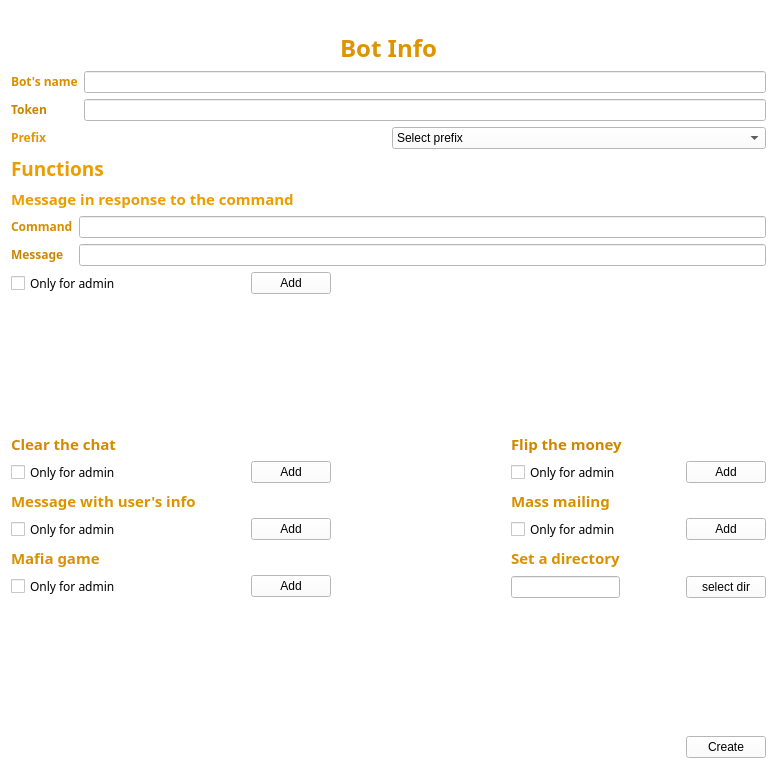
ultraxion2000/Bot_creator-1, file Bot/create_bot_window.ui: the form before one commit.
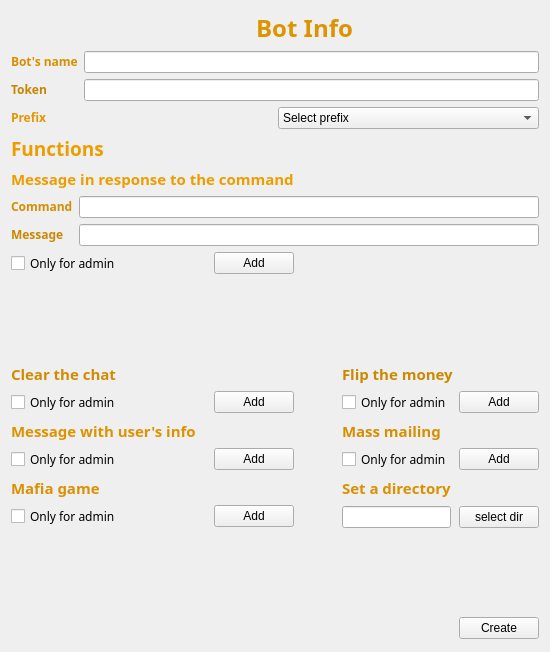
The form after the commit. Icons and pictures are not drawn.

Diff of the .ui file:
```diff
--- a/Bot/create_bot_window.ui
+++ b/Bot/create_bot_window.ui
@@ -6,8 +6,8 @@
    <rect>
     <x>0</x>
     <y>0</y>
-    <width>777</width>
-    <height>771</height>
+    <width>550</width>
+    <height>652</height>
    </rect>
   </property>
   <property name="acceptDrops">
@@ -16,77 +16,149 @@
   <property name="windowTitle">
    <string>Form</string>
   </property>
+  <property name="autoFillBackground">
+   <bool>false</bool>
+  </property>
   <property name="styleSheet">
-   <string notr="true">background-color:rgb(255, 255, 255)</string>
+   <string notr="true">border-image: url(:/resourec/img/depositphotos_111072456-stock-video-light-and-dark-tech-gears.jpg) 0 0 0 0 ;</string>
   </property>
   <layout class="QGridLayout" name="gridLayout_11">
-   <item row="0" column="0" colspan="5">
-    <layout class="QGridLayout" name="gridLayout_4">
-     <item row="4" column="0">
-      <widget class="QLabel" name="label_11">
-       <property name="font">
-        <font>
-         <family>Sitka Heading</family>
-         <pointsize>14</pointsize>
-         <weight>50</weight>
-         <bold>false</bold>
-        </font>
-       </property>
-       <property name="styleSheet">
-        <string notr="true"/>
-       </property>
-       <property name="text">
-        <string>&lt;html&gt;&lt;head/&gt;&lt;body&gt;&lt;p align=&quot;center&quot;&gt;&lt;span style=&quot; font-size:18pt; font-weight:600; color:#de9400;&quot;&gt;Bot Info&lt;/span&gt;&lt;/p&gt;&lt;/body&gt;&lt;/html&gt;</string>
-       </property>
-      </widget>
-     </item>
-     <item row="3" column="0">
-      <widget class="QLabel" name="label_15">
-       <property name="text">
-        <string/>
-       </property>
-       <property name="pixmap">
-        <pixmap>../../../Users/Александр/Desktop/sut.png</pixmap>
-       </property>
-      </widget>
-     </item>
-    </layout>
+   <item row="9" column="2">
+    <spacer name="horizontalSpacer_9">
+     <property name="orientation">
+      <enum>Qt::Horizontal</enum>
+     </property>
+     <property name="sizeHint" stdset="0">
+      <size>
+       <width>173</width>
+       <height>20</height>
+      </size>
+     </property>
+    </spacer>
    </item>
-   <item row="1" column="0" colspan="5">
-    <layout class="QGridLayout" name="gridLayout">
+   <item row="9" column="3" colspan="2">
+    <layout class="QGridLayout" name="gridLayout_5">
      <item row="0" column="0">
-      <widget class="QLabel" name="label_12">
+      <widget class="QLabel" name="label_6">
        <property name="font">
         <font>
-         <family>Sitka Text</family>
+         <family>Sitka Banner</family>
+         <pointsize>11</pointsize>
+         <weight>75</weight>
+         <bold>true</bold>
         </font>
        </property>
+       <property name="styleSheet">
+        <string notr="true">border-image:rgb(255, 255, 255)</string>
+       </property>
        <property name="text">
-        <string>&lt;html&gt;&lt;head/&gt;&lt;body&gt;&lt;p&gt;&lt;span style=&quot; font-weight:600; color:#d89000;&quot;&gt;Bot's name&lt;/span&gt;&lt;/p&gt;&lt;/body&gt;&lt;/html&gt;</string>
+        <string>&lt;html&gt;&lt;head/&gt;&lt;body&gt;&lt;p&gt;&lt;span style=&quot; color:#cc8800;&quot;&gt;Flip the money&lt;/span&gt;&lt;/p&gt;&lt;/body&gt;&lt;/html&gt;</string>
        </property>
       </widget>
      </item>
-     <item row="0" column="1">
-      <widget class="QLineEdit" name="BotsName"/>
-     </item>
-     <item row="1" column="1">
-      <widget class="QLineEdit" name="Token"/>
-     </item>
      <item row="1" column="0">
-      <widget class="QLabel" name="label_13">
+      <widget class="QCheckBox" name="checkBox_4">
        <property name="font">
         <font>
          <family>Sitka Text</family>
         </font>
        </property>
+       <property name="styleSheet">
+        <string notr="true">border-image:rgb(255, 255, 255)</string>
+       </property>
        <property name="text">
-        <string>&lt;html&gt;&lt;head/&gt;&lt;body&gt;&lt;p&gt;&lt;span style=&quot; font-weight:600; color:#c78500;&quot;&gt;Token&lt;/span&gt;&lt;/p&gt;&lt;/body&gt;&lt;/html&gt;</string>
+        <string>Only for admin</string>
+       </property>
+      </widget>
+     </item>
+     <item row="1" column="1">
+      <spacer name="horizontalSpacer_4">
+       <property name="orientation">
+        <enum>Qt::Horizontal</enum>
+       </property>
+       <property name="sizeHint" stdset="0">
+        <size>
+         <width>40</width>
+         <height>20</height>
+        </size>
+       </property>
+      </spacer>
+     </item>
+     <item row="1" column="2">
+      <widget class="QPushButton" name="AddFlip">
+       <property name="styleSheet">
+        <string notr="true">border-image:rgb(255, 255, 255)</string>
+       </property>
+       <property name="text">
+        <string>Add</string>
        </property>
       </widget>
      </item>
     </layout>
    </item>
-   <item row="2" column="0" colspan="5">
+   <item row="10" column="2">
+    <spacer name="horizontalSpacer_10">
+     <property name="orientation">
+      <enum>Qt::Horizontal</enum>
+     </property>
+     <property name="sizeHint" stdset="0">
+      <size>
+       <width>173</width>
+       <height>20</height>
+      </size>
+     </property>
+    </spacer>
+   </item>
+   <item row="4" column="0">
+    <widget class="QLabel" name="label">
+     <property name="font">
+      <font>
+       <family>Sitka Heading</family>
+       <pointsize>14</pointsize>
+       <weight>75</weight>
+       <bold>true</bold>
+      </font>
+     </property>
+     <property name="styleSheet">
+      <string notr="true">border-image:rgb(255, 255, 255)</string>
+     </property>
+     <property name="text">
+      <string>&lt;html&gt;&lt;head/&gt;&lt;body&gt;&lt;p&gt;&lt;span style=&quot; color:#ec9d00;&quot;&gt;Functions&lt;/span&gt;&lt;/p&gt;&lt;/body&gt;&lt;/html&gt;</string>
+     </property>
+    </widget>
+   </item>
+   <item row="8" column="1">
+    <spacer name="verticalSpacer">
+     <property name="orientation">
+      <enum>Qt::Vertical</enum>
+     </property>
+     <property name="sizeHint" stdset="0">
+      <size>
+       <width>20</width>
+       <height>40</height>
+      </size>
+     </property>
+    </spacer>
+   </item>
+   <item row="5" column="0" colspan="2">
+    <widget class="QLabel" name="label_2">
+     <property name="font">
+      <font>
+       <family>Sitka Banner</family>
+       <pointsize>11</pointsize>
+       <weight>75</weight>
+       <bold>true</bold>
+      </font>
+     </property>
+     <property name="styleSheet">
+      <string notr="true">border-image:rgb(255, 255, 255)</string>
+     </property>
+     <property name="text">
+      <string>&lt;html&gt;&lt;head/&gt;&lt;body&gt;&lt;p&gt;&lt;span style=&quot; color:#ec9d00;&quot;&gt;Message in response to the command&lt;/span&gt;&lt;/p&gt;&lt;/body&gt;&lt;/html&gt;</string>
+     </property>
+    </widget>
+   </item>
+   <item row="3" column="0" colspan="5">
     <layout class="QGridLayout" name="gridLayout_2">
      <item row="0" column="0">
       <widget class="QLabel" name="label_14">
@@ -105,6 +177,9 @@
      </item>
      <item row="0" column="1">
       <widget class="QComboBox" name="comboBox">
+       <property name="styleSheet">
+        <string notr="true">border-image:rgb(255, 255, 255)</string>
+       </property>
        <item>
         <property name="text">
          <string>Select prefix</string>
@@ -139,37 +214,218 @@
      </item>
     </layout>
    </item>
-   <item row="3" column="0">
-    <widget class="QLabel" name="label">
-     <property name="font">
-      <font>
-       <family>Sitka Heading</family>
-       <pointsize>14</pointsize>
-       <weight>75</weight>
-       <bold>true</bold>
-      </font>
+   <item row="11" column="2">
+    <spacer name="horizontalSpacer_11">
+     <property name="orientation">
+      <enum>Qt::Horizontal</enum>
      </property>
-     <property name="text">
-      <string>&lt;html&gt;&lt;head/&gt;&lt;body&gt;&lt;p&gt;&lt;span style=&quot; color:#ec9d00;&quot;&gt;Functions&lt;/span&gt;&lt;/p&gt;&lt;/body&gt;&lt;/html&gt;</string>
+     <property name="sizeHint" stdset="0">
+      <size>
+       <width>173</width>
+       <height>20</height>
+      </size>
      </property>
-    </widget>
+    </spacer>
    </item>
-   <item row="4" column="0" colspan="2">
-    <widget class="QLabel" name="label_2">
-     <property name="font">
-      <font>
-       <family>Sitka Banner</family>
-       <pointsize>11</pointsize>
-       <weight>75</weight>
-       <bold>true</bold>
-      </font>
+   <item row="13" column="4">
+    <widget class="QPushButton" name="CreateButton">
+     <property name="styleSheet">
+      <string notr="true">border-image:rgb(255, 255, 255)</string>
      </property>
      <property name="text">
-      <string>&lt;html&gt;&lt;head/&gt;&lt;body&gt;&lt;p&gt;&lt;span style=&quot; color:#ec9d00;&quot;&gt;Message in response to the command&lt;/span&gt;&lt;/p&gt;&lt;/body&gt;&lt;/html&gt;</string>
+      <string>Create</string>
      </property>
     </widget>
    </item>
-   <item row="5" column="0" colspan="5">
+   <item row="11" column="3" colspan="2">
+    <layout class="QGridLayout" name="gridLayout_10">
+     <item row="0" column="0">
+      <widget class="QLabel" name="label_10">
+       <property name="font">
+        <font>
+         <family>Sitka Banner</family>
+         <pointsize>11</pointsize>
+         <weight>75</weight>
+         <bold>true</bold>
+        </font>
+       </property>
+       <property name="styleSheet">
+        <string notr="true">border-image:rgb(255, 255, 255)</string>
+       </property>
+       <property name="text">
+        <string>&lt;html&gt;&lt;head/&gt;&lt;body&gt;&lt;p&gt;&lt;span style=&quot; color:#d99100;&quot;&gt;Set a directory&lt;/span&gt;&lt;/p&gt;&lt;/body&gt;&lt;/html&gt;</string>
+       </property>
+      </widget>
+     </item>
+     <item row="1" column="0">
+      <widget class="QLineEdit" name="dirLine">
+       <property name="styleSheet">
+        <string notr="true">border-image:rgb(255, 255, 255)</string>
+       </property>
+       <property name="readOnly">
+        <bool>true</bool>
+       </property>
+      </widget>
+     </item>
+     <item row="1" column="1">
+      <spacer name="horizontalSpacer_8">
+       <property name="orientation">
+        <enum>Qt::Horizontal</enum>
+       </property>
+       <property name="sizeHint" stdset="0">
+        <size>
+         <width>40</width>
+         <height>20</height>
+        </size>
+       </property>
+      </spacer>
+     </item>
+     <item row="1" column="2">
+      <widget class="QPushButton" name="pushButton">
+       <property name="styleSheet">
+        <string notr="true">border-image:rgb(255, 255, 255)</string>
+       </property>
+       <property name="text">
+        <string>select dir</string>
+       </property>
+      </widget>
+     </item>
+    </layout>
+   </item>
+   <item row="13" column="3">
+    <spacer name="horizontalSpacer">
+     <property name="orientation">
+      <enum>Qt::Horizontal</enum>
+     </property>
+     <property name="sizeHint" stdset="0">
+      <size>
+       <width>173</width>
+       <height>25</height>
+      </size>
+     </property>
+    </spacer>
+   </item>
+   <item row="9" column="0" colspan="2">
+    <layout class="QGridLayout" name="gridLayout_6">
+     <item row="0" column="0">
+      <widget class="QLabel" name="label_5">
+       <property name="font">
+        <font>
+         <family>Sitka Banner</family>
+         <pointsize>11</pointsize>
+         <weight>75</weight>
+         <bold>true</bold>
+        </font>
+       </property>
+       <property name="styleSheet">
+        <string notr="true">border-image:rgb(255, 255, 255)</string>
+       </property>
+       <property name="text">
+        <string>&lt;html&gt;&lt;head/&gt;&lt;body&gt;&lt;p&gt;&lt;span style=&quot; color:#d18b00;&quot;&gt;Clear the chat&lt;/span&gt;&lt;/p&gt;&lt;/body&gt;&lt;/html&gt;</string>
+       </property>
+      </widget>
+     </item>
+     <item row="1" column="0">
+      <widget class="QCheckBox" name="checkBox">
+       <property name="font">
+        <font>
+         <family>Sitka Text</family>
+        </font>
+       </property>
+       <property name="styleSheet">
+        <string notr="true">border-image:rgb(255, 255, 255)</string>
+       </property>
+       <property name="text">
+        <string>Only for admin</string>
+       </property>
+      </widget>
+     </item>
+     <item row="1" column="1">
+      <spacer name="horizontalSpacer_3">
+       <property name="orientation">
+        <enum>Qt::Horizontal</enum>
+       </property>
+       <property name="sizeHint" stdset="0">
+        <size>
+         <width>40</width>
+         <height>20</height>
+        </size>
+       </property>
+      </spacer>
+     </item>
+     <item row="1" column="2">
+      <widget class="QPushButton" name="AddClear">
+       <property name="styleSheet">
+        <string notr="true">border-image:rgb(255, 255, 255)</string>
+       </property>
+       <property name="text">
+        <string>Add</string>
+       </property>
+      </widget>
+     </item>
+    </layout>
+   </item>
+   <item row="10" column="3" colspan="2">
+    <layout class="QGridLayout" name="gridLayout_8">
+     <item row="0" column="0">
+      <widget class="QLabel" name="label_8">
+       <property name="font">
+        <font>
+         <family>Sitka Banner</family>
+         <pointsize>11</pointsize>
+         <weight>75</weight>
+         <bold>true</bold>
+        </font>
+       </property>
+       <property name="styleSheet">
+        <string notr="true">border-image:rgb(255, 255, 255)</string>
+       </property>
+       <property name="text">
+        <string>&lt;html&gt;&lt;head/&gt;&lt;body&gt;&lt;p&gt;&lt;span style=&quot; color:#d68f00;&quot;&gt;Mass mailing&lt;/span&gt;&lt;/p&gt;&lt;/body&gt;&lt;/html&gt;</string>
+       </property>
+      </widget>
+     </item>
+     <item row="1" column="0">
+      <widget class="QCheckBox" name="checkBox_2">
+       <property name="font">
+        <font>
+         <family>Sitka Text</family>
+        </font>
+       </property>
+       <property name="styleSheet">
+        <string notr="true">border-image:rgb(255, 255, 255)</string>
+       </property>
+       <property name="text">
+        <string>Only for admin</string>
+       </property>
+      </widget>
+     </item>
+     <item row="1" column="1">
+      <spacer name="horizontalSpacer_6">
+       <property name="orientation">
+        <enum>Qt::Horizontal</enum>
+       </property>
+       <property name="sizeHint" stdset="0">
+        <size>
+         <width>40</width>
+         <height>20</height>
+        </size>
+       </property>
+      </spacer>
+     </item>
+     <item row="1" column="2">
+      <widget class="QPushButton" name="AddMassMelling">
+       <property name="styleSheet">
+        <string notr="true">border-image:rgb(255, 255, 255)</string>
+       </property>
+       <property name="text">
+        <string>Add</string>
+       </property>
+      </widget>
+     </item>
+    </layout>
+   </item>
+   <item row="6" column="0" colspan="5">
     <layout class="QGridLayout" name="gridLayout_3">
      <item row="0" column="0">
       <widget class="QLabel" name="label_3">
@@ -178,13 +434,20 @@
          <family>Sitka Text</family>
         </font>
        </property>
+       <property name="styleSheet">
+        <string notr="true">border-image:rgb(255, 255, 255)</string>
+       </property>
        <property name="text">
         <string>&lt;html&gt;&lt;head/&gt;&lt;body&gt;&lt;p&gt;&lt;span style=&quot; font-weight:600; color:#d58e00;&quot;&gt;Command&lt;/span&gt;&lt;/p&gt;&lt;/body&gt;&lt;/html&gt;</string>
        </property>
       </widget>
      </item>
      <item row="0" column="1">
-      <widget class="QLineEdit" name="comadLine"/>
+      <widget class="QLineEdit" name="comadLine">
+       <property name="styleSheet">
+        <string notr="true">border-image:rgb(255, 255, 255)</string>
+       </property>
+      </widget>
      </item>
      <item row="1" column="0">
       <widget class="QLabel" name="label_4">
@@ -199,6 +462,9 @@
          <family>Sitka Text</family>
         </font>
        </property>
+       <property name="styleSheet">
+        <string notr="true">border-image:rgb(255, 255, 255)</string>
+       </property>
        <property name="text">
         <string>&lt;html&gt;&lt;head/&gt;&lt;body&gt;&lt;p&gt;&lt;span style=&quot; font-weight:600; color:#cb8700;&quot;&gt;Message&lt;/span&gt;&lt;/p&gt;&lt;/body&gt;&lt;/html&gt;</string>
        </property>
@@ -208,181 +474,69 @@
       </widget>
      </item>
      <item row="1" column="1">
-      <widget class="QLineEdit" name="messLine"/>
+      <widget class="QLineEdit" name="messLine">
+       <property name="styleSheet">
+        <string notr="true">border-image:rgb(255, 255, 255)</string>
+       </property>
+      </widget>
      </item>
     </layout>
    </item>
-   <item row="6" column="0" colspan="2">
-    <layout class="QHBoxLayout" name="horizontalLayout_4">
-     <item>
-      <widget class="QCheckBox" name="checkBox_5">
+   <item row="2" column="0" colspan="5">
+    <layout class="QGridLayout" name="gridLayout">
+     <item row="3" column="0">
+      <widget class="QLabel" name="label_13">
        <property name="font">
         <font>
          <family>Sitka Text</family>
         </font>
        </property>
        <property name="styleSheet">
-        <string notr="true"/>
+        <string notr="true">border-image:rgb(255, 255, 255)</string>
        </property>
        <property name="text">
-        <string>Only for admin</string>
+        <string>&lt;html&gt;&lt;head/&gt;&lt;body&gt;&lt;p&gt;&lt;span style=&quot; font-weight:600; color:#c78500;&quot;&gt;Token&lt;/span&gt;&lt;/p&gt;&lt;/body&gt;&lt;/html&gt;</string>
        </property>
       </widget>
      </item>
-     <item>
-      <spacer name="horizontalSpacer_2">
-       <property name="orientation">
-        <enum>Qt::Horizontal</enum>
-       </property>
-       <property name="sizeHint" stdset="0">
-        <size>
-         <width>40</width>
-         <height>20</height>
-        </size>
-       </property>
-      </spacer>
-     </item>
-     <item>
-      <widget class="QPushButton" name="AddMess">
-       <property name="text">
-        <string>Add</string>
-       </property>
-      </widget>
-     </item>
-    </layout>
-   </item>
-   <item row="7" column="1">
-    <spacer name="verticalSpacer">
-     <property name="orientation">
-      <enum>Qt::Vertical</enum>
-     </property>
-     <property name="sizeHint" stdset="0">
-      <size>
-       <width>20</width>
-       <height>40</height>
-      </size>
-     </property>
-    </spacer>
-   </item>
-   <item row="8" column="0" colspan="2">
-    <layout class="QGridLayout" name="gridLayout_6">
-     <item row="0" column="0">
-      <widget class="QLabel" name="label_5">
+     <item row="2" column="0">
+      <widget class="QLabel" name="label_12">
        <property name="font">
         <font>
-         <family>Sitka Banner</family>
-         <pointsize>11</pointsize>
-         <weight>75</weight>
-         <bold>true</bold>
-        </font>
-       </property>
-       <property name="text">
-        <string>&lt;html&gt;&lt;head/&gt;&lt;body&gt;&lt;p&gt;&lt;span style=&quot; color:#d18b00;&quot;&gt;Clear the chat&lt;/span&gt;&lt;/p&gt;&lt;/body&gt;&lt;/html&gt;</string>
-       </property>
-      </widget>
-     </item>
-     <item row="1" column="0">
-      <widget class="QCheckBox" name="checkBox">
-       <property name="font">
-        <font>
          <family>Sitka Text</family>
         </font>
        </property>
-       <property name="text">
-        <string>Only for admin</string>
+       <property name="styleSheet">
+        <string notr="true">border-image:rgb(255, 255, 255)</string>
        </property>
-      </widget>
-     </item>
-     <item row="1" column="1">
-      <spacer name="horizontalSpacer_3">
-       <property name="orientation">
-        <enum>Qt::Horizontal</enum>
-       </property>
-       <property name="sizeHint" stdset="0">
-        <size>
-         <width>40</width>
-         <height>20</height>
-        </size>
-       </property>
-      </spacer>
-     </item>
-     <item row="1" column="2">
-      <widget class="QPushButton" name="AddClear">
        <property name="text">
-        <string>Add</string>
+        <string>&lt;html&gt;&lt;head/&gt;&lt;body&gt;&lt;p&gt;&lt;span style=&quot; font-weight:600; color:#d89000;&quot;&gt;Bot's name&lt;/span&gt;&lt;/p&gt;&lt;/body&gt;&lt;/html&gt;</string>
        </property>
       </widget>
      </item>
-    </layout>
-   </item>
-   <item row="8" column="2">
-    <spacer name="horizontalSpacer_9">
-     <property name="orientation">
-      <enum>Qt::Horizontal</enum>
-     </property>
-     <property name="sizeHint" stdset="0">
-      <size>
-       <width>173</width>
-       <height>20</height>
-      </size>
-     </property>
-    </spacer>
-   </item>
-   <item row="8" column="3" colspan="2">
-    <layout class="QGridLayout" name="gridLayout_5">
-     <item row="0" column="0">
-      <widget class="QLabel" name="label_6">
-       <property name="font">
-        <font>
-         <family>Sitka Banner</family>
-         <pointsize>11</pointsize>
-         <weight>75</weight>
-         <bold>true</bold>
-        </font>
+     <item row="3" column="1">
+      <widget class="QLineEdit" name="Token">
+       <property name="styleSheet">
+        <string notr="true">border-image:rgb(255, 255, 255)</string>
        </property>
-       <property name="text">
-        <string>&lt;html&gt;&lt;head/&gt;&lt;body&gt;&lt;p&gt;&lt;span style=&quot; color:#cc8800;&quot;&gt;Flip the money&lt;/span&gt;&lt;/p&gt;&lt;/body&gt;&lt;/html&gt;</string>
-       </property>
       </widget>
      </item>
-     <item row="1" column="0">
-      <widget class="QCheckBox" name="checkBox_4">
-       <property name="font">
-        <font>
-         <family>Sitka Text</family>
-        </font>
+     <item row="2" column="1">
+      <widget class="QLineEdit" name="BotsName">
+       <property name="styleSheet">
+        <string notr="true">border-image:rgb(255, 255, 255)</string>
        </property>
-       <property name="text">
-        <string>Only for admin</string>
-       </property>
       </widget>
      </item>
-     <item row="1" column="1">
-      <spacer name="horizontalSpacer_4">
-       <property name="orientation">
-        <enum>Qt::Horizontal</enum>
-       </property>
-       <property name="sizeHint" stdset="0">
-        <size>
-         <width>40</width>
-         <height>20</height>
-        </size>
-       </property>
-      </spacer>
-     </item>
-     <item row="1" column="2">
-      <widget class="QPushButton" name="AddFlip">
-       <property name="text">
-        <string>Add</string>
-       </property>
-      </widget>
-     </item>
     </layout>
    </item>
-   <item row="9" column="0" colspan="2">
+   <item row="10" column="0" colspan="2">
     <layout class="QGridLayout" name="gridLayout_7">
      <item row="2" column="2">
       <widget class="QPushButton" name="AddInfo">
+       <property name="styleSheet">
+        <string notr="true">border-image:rgb(255, 255, 255)</string>
+       </property>
        <property name="text">
         <string>Add</string>
        </property>
@@ -408,6 +562,9 @@
          <family>Sitka Text</family>
         </font>
        </property>
+       <property name="styleSheet">
+        <string notr="true">border-image:rgb(255, 255, 255)</string>
+       </property>
        <property name="text">
         <string>Only for admin</string>
        </property>
@@ -423,6 +580,9 @@
          <bold>true</bold>
         </font>
        </property>
+       <property name="styleSheet">
+        <string notr="true">border-image:rgb(255, 255, 255)</string>
+       </property>
        <property name="text">
         <string>&lt;html&gt;&lt;head/&gt;&lt;body&gt;&lt;p&gt;&lt;span style=&quot; color:#dd9300;&quot;&gt;Message with user's info&lt;/span&gt;&lt;/p&gt;&lt;/body&gt;&lt;/html&gt;</string>
        </property>
@@ -430,71 +590,20 @@
      </item>
     </layout>
    </item>
-   <item row="9" column="2">
-    <spacer name="horizontalSpacer_10">
+   <item row="12" column="4">
+    <spacer name="verticalSpacer_2">
      <property name="orientation">
-      <enum>Qt::Horizontal</enum>
+      <enum>Qt::Vertical</enum>
      </property>
      <property name="sizeHint" stdset="0">
       <size>
-       <width>173</width>
-       <height>20</height>
+       <width>20</width>
+       <height>31</height>
       </size>
      </property>
     </spacer>
    </item>
-   <item row="9" column="3" colspan="2">
-    <layout class="QGridLayout" name="gridLayout_8">
-     <item row="0" column="0">
-      <widget class="QLabel" name="label_8">
-       <property name="font">
-        <font>
-         <family>Sitka Banner</family>
-         <pointsize>11</pointsize>
-         <weight>75</weight>
-         <bold>true</bold>
-        </font>
-       </property>
-       <property name="text">
-        <string>&lt;html&gt;&lt;head/&gt;&lt;body&gt;&lt;p&gt;&lt;span style=&quot; color:#d68f00;&quot;&gt;Mass mailing&lt;/span&gt;&lt;/p&gt;&lt;/body&gt;&lt;/html&gt;</string>
-       </property>
-      </widget>
-     </item>
-     <item row="1" column="0">
-      <widget class="QCheckBox" name="checkBox_2">
-       <property name="font">
-        <font>
-         <family>Sitka Text</family>
-        </font>
-       </property>
-       <property name="text">
-        <string>Only for admin</string>
-       </property>
-      </widget>
-     </item>
-     <item row="1" column="1">
-      <spacer name="horizontalSpacer_6">
-       <property name="orientation">
-        <enum>Qt::Horizontal</enum>
-       </property>
-       <property name="sizeHint" stdset="0">
-        <size>
-         <width>40</width>
-         <height>20</height>
-        </size>
-       </property>
-      </spacer>
-     </item>
-     <item row="1" column="2">
-      <widget class="QPushButton" name="AddMassMelling">
-       <property name="text">
-        <string>Add</string>
-       </property>
-      </widget>
-     </item>
-    </layout>
-   </item>
-   <item row="10" column="0" colspan="2">
+   <item row="11" column="0" colspan="2">
     <layout class="QGridLayout" name="gridLayout_9">
      <item row="0" column="0">
       <widget class="QLabel" name="label_9">
@@ -506,6 +615,9 @@
          <bold>true</bold>
         </font>
        </property>
+       <property name="styleSheet">
+        <string notr="true">border-image:rgb(255, 255, 255)</string>
+       </property>
        <property name="text">
         <string>&lt;html&gt;&lt;head/&gt;&lt;body&gt;&lt;p&gt;&lt;span style=&quot; color:#da9100;&quot;&gt;Mafia game&lt;/span&gt;&lt;/p&gt;&lt;/body&gt;&lt;/html&gt;</string>
        </property>
@@ -518,6 +630,9 @@
          <family>Sitka Text</family>
         </font>
        </property>
+       <property name="styleSheet">
+        <string notr="true">border-image:rgb(255, 255, 255)</string>
+       </property>
        <property name="text">
         <string>Only for admin</string>
        </property>
@@ -538,6 +653,9 @@
      </item>
      <item row="1" column="2">
       <widget class="QPushButton" name="AddMafia">
+       <property name="styleSheet">
+        <string notr="true">border-image:rgb(255, 255, 255)</string>
+       </property>
        <property name="text">
         <string>Add</string>
        </property>
@@ -545,45 +663,25 @@
      </item>
     </layout>
    </item>
-   <item row="10" column="2">
-    <spacer name="horizontalSpacer_11">
-     <property name="orientation">
-      <enum>Qt::Horizontal</enum>
-     </property>
-     <property name="sizeHint" stdset="0">
-      <size>
-       <width>173</width>
-       <height>20</height>
-      </size>
-     </property>
-    </spacer>
-   </item>
-   <item row="10" column="3" colspan="2">
-    <layout class="QGridLayout" name="gridLayout_10">
-     <item row="0" column="0">
-      <widget class="QLabel" name="label_10">
+   <item row="7" column="0" colspan="2">
+    <layout class="QHBoxLayout" name="horizontalLayout_4">
+     <item>
+      <widget class="QCheckBox" name="checkBox_5">
        <property name="font">
         <font>
-         <family>Sitka Banner</family>
-         <pointsize>11</pointsize>
-         <weight>75</weight>
-         <bold>true</bold>
+         <family>Sitka Text</family>
         </font>
        </property>
+       <property name="styleSheet">
+        <string notr="true">border-image:rgb(255, 255, 255)</string>
+       </property>
        <property name="text">
-        <string>&lt;html&gt;&lt;head/&gt;&lt;body&gt;&lt;p&gt;&lt;span style=&quot; color:#d99100;&quot;&gt;Set a directory&lt;/span&gt;&lt;/p&gt;&lt;/body&gt;&lt;/html&gt;</string>
+        <string>Only for admin</string>
        </property>
       </widget>
      </item>
-     <item row="1" column="0">
-      <widget class="QLineEdit" name="dirLine">
-       <property name="readOnly">
-        <bool>true</bool>
-       </property>
-      </widget>
-     </item>
-     <item row="1" column="1">
-      <spacer name="horizontalSpacer_8">
+     <item>
+      <spacer name="horizontalSpacer_2">
        <property name="orientation">
         <enum>Qt::Horizontal</enum>
        </property>
@@ -595,45 +693,33 @@
        </property>
       </spacer>
      </item>
-     <item row="1" column="2">
-      <widget class="QPushButton" name="pushButton">
+     <item>
+      <widget class="QPushButton" name="AddMess">
+       <property name="styleSheet">
+        <string notr="true">border-image:rgb(255, 255, 255)</string>
+       </property>
        <property name="text">
-        <string>select dir</string>
+        <string>Add</string>
        </property>
       </widget>
      </item>
     </layout>
    </item>
-   <item row="11" column="4">
-    <spacer name="verticalSpacer_2">
-     <property name="orientation">
-      <enum>Qt::Vertical</enum>
+   <item row="1" column="1" colspan="3">
+    <widget class="QLabel" name="label_11">
+     <property name="font">
+      <font>
+       <family>Sitka Heading</family>
+       <pointsize>14</pointsize>
+       <weight>50</weight>
+       <bold>false</bold>
+      </font>
      </property>
-     <property name="sizeHint" stdset="0">
-      <size>
-       <width>20</width>
-       <height>31</height>
-      </size>
+     <property name="styleSheet">
+      <string notr="true"/>
      </property>
-    </spacer>
-   </item>
-   <item row="12" column="3">
-    <spacer name="horizontalSpacer">
-     <property name="orientation">
-      <enum>Qt::Horizontal</enum>
-     </property>
-     <property name="sizeHint" stdset="0">
-      <size>
-       <width>173</width>
-       <height>25</height>
-      </size>
-     </property>
-    </spacer>
-   </item>
-   <item row="12" column="4">
-    <widget class="QPushButton" name="CreateButton">
      <property name="text">
-      <string>Create</string>
+      <string>&lt;html&gt;&lt;head/&gt;&lt;body&gt;&lt;p align=&quot;center&quot;&gt;&lt;span style=&quot; font-size:18pt; font-weight:600; color:#de9400;&quot;&gt;Bot Info&lt;/span&gt;&lt;/p&gt;&lt;/body&gt;&lt;/html&gt;</string>
      </property>
     </widget>
    </item>
```
Left out of the diff: 2 changed lines with no effect on the pictures.
